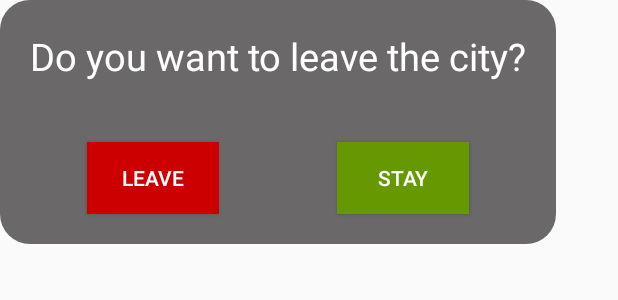
After one commit to BLLORET/King-of-Heroes, an Android app: the layout leave_city_alert.xml on its own in the app's theme, with its tools: preview values and no code run, on a phone screen of 412 x 824 dp. The commit adds this screen. Shown: the top 300 px of the screen. Run offline under Robolectric (Android 15) with nearby library versions, the phone set to English and light mode, and no system bars.

Commit message:
[Alert + LeaveCity + Fix] Add alert to enter city/leave city + fix game bugs

```diff
--- a/app/src/main/java/fr/learnandrun/kingofheroes/ui/dice_screen/DiceFragment.kt
+++ b/app/src/main/java/fr/learnandrun/kingofheroes/ui/dice_screen/DiceFragment.kt
@@ -35,9 +35,9 @@ class DiceFragment : DefaultFragment(R.layout.fragment_dice) {
 
     private fun refreshInterface() {
         if (isOneOrMoreDicesSelected())
-            dice_btn_throw.text = "THROW"
+            dice_btn_throw.text = getString(R.string.btn_throw)
         else
-            dice_btn_throw.text = "PASS"
+            dice_btn_throw.text = getString(R.string.btn_validate)
     }
 
     private fun resetInterface() {
--- a/app/src/main/java/fr/learnandrun/kingofheroes/ui/home_screen/HomeFragment.kt
+++ b/app/src/main/java/fr/learnandrun/kingofheroes/ui/home_screen/HomeFragment.kt
@@ -4,10 +4,13 @@ import android.content.Intent
 import android.net.Uri
 import android.os.Bundle
 import android.view.View
+import androidx.lifecycle.lifecycleScope
 import androidx.navigation.fragment.findNavController
 import fr.learnandrun.kingofheroes.R
 import fr.learnandrun.kingofheroes.tools.android.DefaultFragment
+import fr.learnandrun.kingofheroes.ui.view.LeaveCityAlertView
 import kotlinx.android.synthetic.main.fragment_home.*
+import kotlinx.coroutines.launch
 
 
 class HomeFragment : DefaultFragment(R.layout.fragment_home) {
--- a/app/src/main/java/fr/learnandrun/kingofheroes/view_model/BoardViewModel.kt
+++ b/app/src/main/java/fr/learnandrun/kingofheroes/view_model/BoardViewModel.kt
@@ -6,6 +6,7 @@ import androidx.lifecycle.MutableLiveData
 import fr.learnandrun.kingofheroes.R
 import fr.learnandrun.kingofheroes.business.*
 import fr.learnandrun.kingofheroes.business.dice.DiceFace
+import fr.learnandrun.kingofheroes.ui.view.LeaveCityAlertView
 import kotlinx.coroutines.delay
 import java.lang.IllegalStateException
 
@@ -28,6 +29,9 @@ class BoardViewModel(application: Application) : AndroidViewModel(application) {
     }
     var showRollDicesAnimationLambda: (dices: List<DiceFace?>) -> Unit = {
         throw IllegalStateException("This function must be overridden by the dice fragment")
+    }
+    var proposeToLeaveTheCityLambda: suspend () -> Boolean = {
+        throw IllegalStateException("This function must be overridden by the board fragment")
     }
 
     fun initGame(selectedHero: Hero) {
@@ -121,4 +125,6 @@ class BoardViewModel(application: Application) : AndroidViewModel(application) {
             board.waitForResume()
         function()
     }
+
+    suspend fun proposeToLeaveTheCity(): Boolean = proposeToLeaveTheCityLambda()
 }
--- a/app/src/main/res/drawable/btn_rounded.xml
+++ b/app/src/main/res/drawable/btn_rounded.xml
@@ -1,5 +1,5 @@
 <?xml version="1.0" encoding="utf-8"?>
 <shape xmlns:android="http://schemas.android.com/apk/res/android">
     <solid android:color="@color/marvelRed"/>
-    <corners android:radius="30dp" />
+    <corners android:radius="20dp" />
 </shape>
--- /dev/null
+++ b/app/src/main/res/layout/leave_city_alert.xml
@@ -0,0 +1,48 @@
+<?xml version="1.0" encoding="utf-8"?>
+<androidx.constraintlayout.widget.ConstraintLayout xmlns:android="http://schemas.android.com/apk/res/android"
+    xmlns:app="http://schemas.android.com/apk/res-auto"
+    android:id="@+id/leave_city_alert"
+    android:backgroundTint="@color/transparentGray"
+    android:background="@drawable/btn_rounded"
+    android:layout_width="wrap_content"
+    android:layout_height="wrap_content">
+
+    <TextView
+        android:id="@+id/leave_city_alert_text_view"
+        android:layout_width="wrap_content"
+        android:layout_height="wrap_content"
+        android:text="@string/alert_leave_city_text"
+        android:textSize="25sp"
+        android:layout_margin="20dp"
+        app:layout_constraintBottom_toTopOf="@+id/leave_city_alert_leave_button"
+        app:layout_constraintEnd_toEndOf="parent"
+        app:layout_constraintHorizontal_bias="0.5"
+        app:layout_constraintStart_toStartOf="parent"
+        app:layout_constraintTop_toTopOf="parent" />
+
+    <Button
+        android:id="@+id/leave_city_alert_leave_button"
+        android:layout_width="wrap_content"
+        android:layout_height="wrap_content"
+        android:text="@string/leave_button"
+        android:layout_margin="20dp"
+        android:background="@android:color/holo_red_dark"
+        app:layout_constraintBottom_toBottomOf="parent"
+        app:layout_constraintEnd_toStartOf="@+id/leave_city_alert_stay_button"
+        app:layout_constraintHorizontal_bias="0.5"
+        app:layout_constraintStart_toStartOf="parent"
+        app:layout_constraintTop_toBottomOf="@+id/leave_city_alert_text_view" />
+
+    <Button
+        android:id="@+id/leave_city_alert_stay_button"
+        android:layout_width="wrap_content"
+        android:layout_height="wrap_content"
+        android:text="@string/stay_button"
+        android:layout_margin="20dp"
+        android:background="@android:color/holo_green_dark"
+        app:layout_constraintBottom_toBottomOf="@+id/leave_city_alert_leave_button"
+        app:layout_constraintEnd_toEndOf="parent"
+        app:layout_constraintHorizontal_bias="0.5"
+        app:layout_constraintStart_toEndOf="@+id/leave_city_alert_leave_button"
+        app:layout_constraintTop_toTopOf="@+id/leave_city_alert_leave_button" />
+</androidx.constraintlayout.widget.ConstraintLayout>
--- a/app/src/main/res/layout/view_stats.xml
+++ b/app/src/main/res/layout/view_stats.xml
@@ -3,8 +3,8 @@
     android:layout_width="wrap_content"
     android:layout_height="wrap_content"
     xmlns:app="http://schemas.android.com/apk/res-auto"
-
-    android:background="@android:color/transparent">
+    android:backgroundTint="@color/transparentGray"
+    android:background="@drawable/btn_rounded">
 
 
     <ImageView
--- a/app/src/main/res/values/colors.xml
+++ b/app/src/main/res/values/colors.xml
@@ -7,5 +7,5 @@
     <color name="looseGray">#BB808080</color>
     <color name="marvelRed">#DB0430</color>
     <color name="marvelYellow">#FFB751</color>
-    <color name="reRollDice">#BBFF0000</color>
+    <color name="reRollDice">#80BBBBBB</color>
 </resources>
--- a/app/src/main/res/values/strings.xml
+++ b/app/src/main/res/values/strings.xml
@@ -56,4 +56,7 @@
     <string name="rules_url">https://www.regledujeu.fr/king-of-tokyo/</string>
     <string name="image_of_the_winner">Image of the winner</string>
     <string name="shop_buy">Buy an attack?</string>
+    <string name="leave_button">Leave</string>
+    <string name="stay_button">Stay</string>
+    <string name="alert_leave_city_text">Do you want to leave the city?</string>
 </resources>
```
Also changed, not shown: app/src/main/java/fr/learnandrun/kingofheroes/business/Board.kt (+28 -11 lines), app/src/main/java/fr/learnandrun/kingofheroes/business/User.kt (+4 -3 lines), app/src/main/java/fr/learnandrun/kingofheroes/ui/board_screen/BoardFragment.kt (+7 -0 lines), app/src/main/java/fr/learnandrun/kingofheroes/ui/view/LeaveCityAlertView.kt (added, +55 -0 lines), app/src/main/res/layout/fragment_dice.xml (+8 -14 lines).
